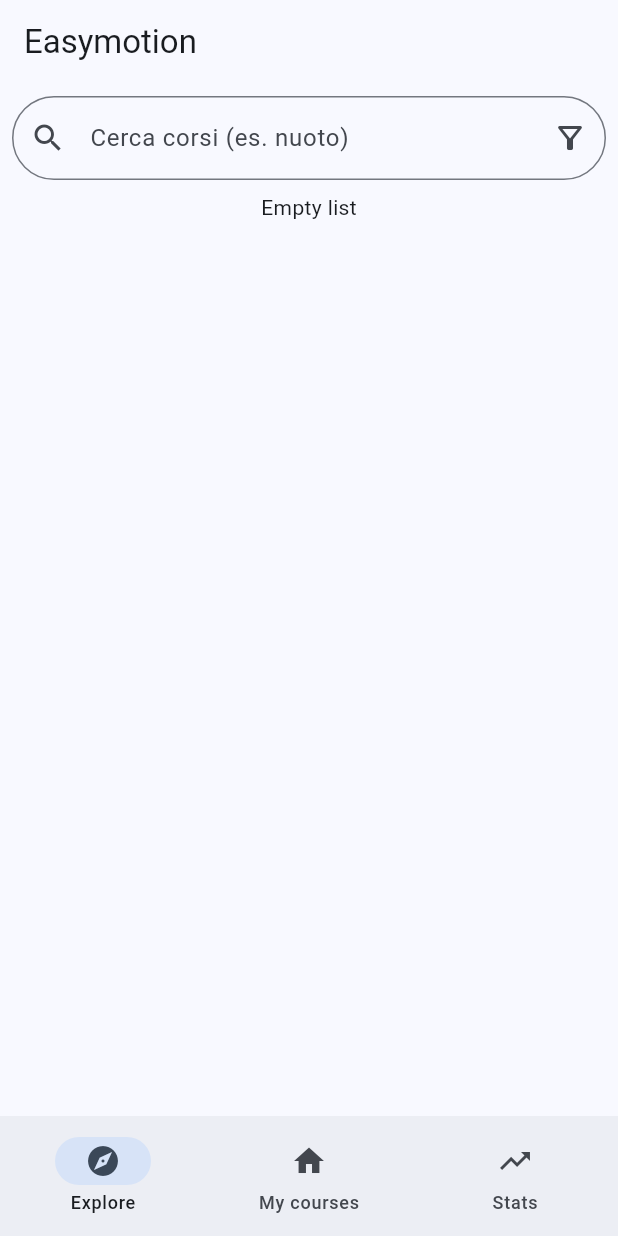
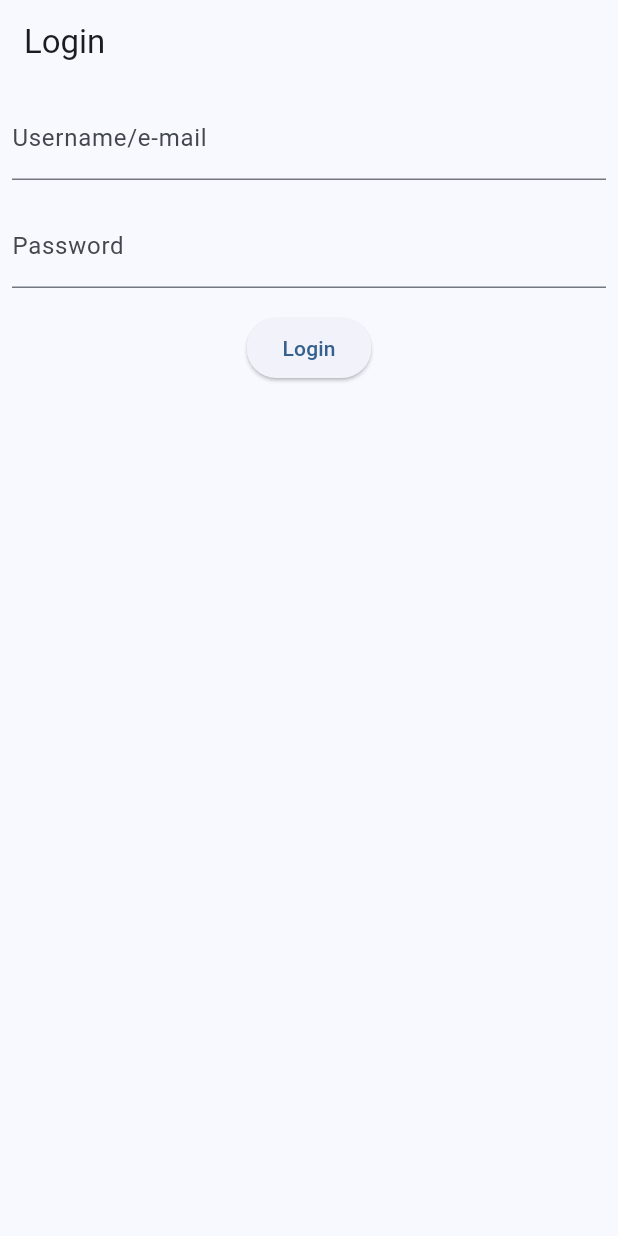
Before and after one commit to IngSW24/easymotion-app, a Flutter app: the screen it shows after launch, on a phone screen of 412 x 824 dp. Run offline on Flutter 3.47's test engine with Material 3 defaults, Android fonts, the phone set to English and light mode, and no system bars; our stand-ins replace flutter_hooks, go_router; missing offline and left inert: fquery.

Commit message:
Initial login page implementation

```diff
--- a/lib/main.dart
+++ b/lib/main.dart
@@ -1,6 +1,7 @@
 import 'package:easymotion_app/data/providers/api.provider.dart';
 import 'package:easymotion_app/ui/components/nav_bar/bottom_nav_bar.dart';
 import 'package:easymotion_app/ui/pages/course_details_page.dart';
+import 'package:easymotion_app/ui/pages/login_page.dart';
 import 'package:easymotion_app/ui/pages/my_courses_page.dart';
 import 'package:easymotion_app/ui/pages/explore_page.dart';
 import 'package:easymotion_app/ui/pages/stats_page.dart';
@@ -16,7 +17,12 @@ void main() {
       child: Provider(create: (_) => ApiProvider(), child: const MyApp())));
 }
 
-final GoRouter _router = GoRouter(routes: [
+final GoRouter _router = GoRouter(initialLocation: "/login", routes: [
+  GoRoute(
+      path: '/login',
+      builder: (BuildContext context, GoRouterState state) {
+        return LoginPage();
+      }),
   StatefulShellRoute.indexedStack(
       builder: (BuildContext ctx, GoRouterState state,
           StatefulNavigationShell navigationShell) {
@@ -25,7 +31,7 @@ final GoRouter _router = GoRouter(routes: [
       branches: [
         StatefulShellBranch(routes: [
           GoRoute(
-              path: '/',
+              path: '/explore',
               builder: (BuildContext context, GoRouterState state) {
                 return ExplorePage();
               },
--- a/lib/ui/components/courses/course_list_view.dart
+++ b/lib/ui/components/courses/course_list_view.dart
@@ -13,7 +13,7 @@ class CourseListView extends HookWidget {
   final CourseFilterType courseFilterType;
 
   void onCourseClick(CourseEntity courseEntity, BuildContext context) {
-    context.go("/details");
+    context.go("/explore/details");
   }
 
   bool includeCourse(CourseEntity course) {
--- /dev/null
+++ b/lib/ui/pages/login_page.dart
@@ -0,0 +1,60 @@
+import 'package:flutter/material.dart';
+import 'package:go_router/go_router.dart';
+
+class LoginPage extends StatefulWidget {
+  const LoginPage({super.key});
+
+  @override
+  State<LoginPage> createState() => _LoginPageState();
+}
+
+class _LoginPageState extends State<LoginPage> {
+  String _username = "", _password = "";
+
+  void onSave() {
+    print("$_username,,$_password");
+    context.go("/explore");
+  }
+
+  @override
+  Widget build(BuildContext context) {
+    return Scaffold(
+        appBar: AppBar(
+          title: Text('Login'),
+        ),
+        body: Form(
+          child: Column(
+            children: [
+              Padding(
+                padding: EdgeInsets.all(8),
+                child: TextFormField(
+                  decoration: InputDecoration(label: Text("Username/e-mail")),
+                  onChanged: (String value) {
+                    setState(() {
+                      _username = value;
+                    });
+                  },
+                ),
+              ),
+              Padding(
+                padding: EdgeInsets.all(8),
+                child: TextFormField(
+                  decoration: InputDecoration(
+                    label: Text("Password"),
+                  ),
+                  onChanged: (String value) {
+                    setState(() {
+                      _password = value;
+                    });
+                  },
+                ),
+              ),
+              Padding(
+                  padding: EdgeInsets.all(8),
+                  child:
+                      ElevatedButton(onPressed: onSave, child: Text("Login")))
+            ],
+          ),
+        ));
+  }
+}
--- a/lib/ui/pages/my_courses_page.dart
+++ b/lib/ui/pages/my_courses_page.dart
@@ -1,22 +1,25 @@
-
-
 import 'package:flutter/cupertino.dart';
 import 'package:flutter/material.dart';
 import 'package:flutter/semantics.dart';
 
-const List<String> typeCourse = <String>['ACQUAGYM', 'CROSSFIT', 'PILATES', 'ZUMBA_FITNESS', 'POSTURAL_TRAINING', 'BODYWEIGHT_WORKOUT'];
+const List<String> typeCourse = <String>[
+  'ACQUAGYM',
+  'CROSSFIT',
+  'PILATES',
+  'ZUMBA_FITNESS',
+  'POSTURAL_TRAINING',
+  'BODYWEIGHT_WORKOUT'
+];
 const List<String> activeCourse = <String>['Attivo', 'Non attivo'];
 
 const List<String> exampleCourses = <String>['Corso 1', 'Corso 2'];
 
 class MyCoursesPage extends StatefulWidget {
-
   @override
   State<MyCoursesPage> createState() => _MyScaffoldState();
 }
 
 class _MyScaffoldState extends State<MyCoursesPage> {
-
   String dropDownTypeCourseValue = typeCourse.first;
   String dropDownActiveValue = activeCourse.first;
 
@@ -25,10 +28,10 @@ class _MyScaffoldState extends State<MyCoursesPage> {
   DateTime? dateFilterStart;
   DateTime? dateFilterEnd;
 
-  final controllerAdvancedSearch = TextEditingController(); //controller for searchbar in "Ricerca avanzata"
+  final controllerAdvancedSearch =
+      TextEditingController(); //controller for searchbar in "Ricerca avanzata"
 
-
-  Future<void> _selectStartDate() async{
+  Future<void> _selectStartDate() async {
     final DateTime? pickedDate = await showDatePicker(
       context: context,
       initialDate: DateTime.now(),
@@ -37,21 +40,17 @@ class _MyScaffoldState extends State<MyCoursesPage> {
     );
 
     setState(() {
-
-      if(dateFilterEnd != null){
-
-        if(dateFilterEnd!.isAfter(pickedDate!)){
+      if (dateFilterEnd != null) {
+        if (dateFilterEnd!.isAfter(pickedDate!)) {
           dateFilterStart = pickedDate;
         }
-
-      }else{
+      } else {
         dateFilterStart = pickedDate;
       }
-
     });
   }
 
-  Future<void> _selectEndDate() async{
+  Future<void> _selectEndDate() async {
     final DateTime? pickedDate = await showDatePicker(
       context: context,
       initialDate: DateTime.now(),
@@ -60,25 +59,19 @@ class _MyScaffoldState extends State<MyCoursesPage> {
     );
 
     setState(() {
-
-      if(dateFilterStart != null){
-
-        if(dateFilterStart!.isBefore(pickedDate!)){
+      if (dateFilterStart != null) {
+        if (dateFilterStart!.isBefore(pickedDate!)) {
           dateFilterEnd = pickedDate;
         }
-
-      }else{
+      } else {
         dateFilterEnd = pickedDate;
       }
-
     });
   }
 
   @override
   Widget build(BuildContext context) {
-
     double width50 = MediaQuery.of(context).size.width * 0.50;
-
 
     return Scaffold(
       appBar: AppBar(
@@ -88,31 +81,25 @@ class _MyScaffoldState extends State<MyCoursesPage> {
 
       //ListView = otteniamo una LISTA SCROLLABILE (cioè che basta trascinarla verso l'alto e il basso (con il dito) per scorrere gli elementi)
       body: ListView(
-
         //I vari componenti della LISTA "ListView" si chiamano "ListTile"
         children: [
-
           SearchAnchor(
-              builder: (BuildContext context, SearchController controller){
+              builder: (BuildContext context, SearchController controller) {
             return SearchBar(
               controller: controller,
-
-                  onTap: (){
+              onTap: () {
                 controller.openView();
               },
-
               trailing: [
                 IconButton(
-                        onPressed:() {},
+                  onPressed: () {},
                   icon: const Icon(Icons.search),
-
                 )
               ],
             );
-              },
-
-              suggestionsBuilder: (BuildContext context, SearchController controller){
-                return List<ListTile>.generate(5, (int index){
+          }, suggestionsBuilder:
+                  (BuildContext context, SearchController controller) {
+            return List<ListTile>.generate(5, (int index) {
               final String corso = 'corso $index';
               return ListTile(
                 title: Text(corso),
@@ -123,146 +110,106 @@ class _MyScaffoldState extends State<MyCoursesPage> {
                 },
               );
             });
-              }
-
-          ),
-
+          }),
           ElevatedButton(
               child: const Text('Ricerca avanzata'),
               onPressed: () {
                 setState(() {
                   showAdvancedSearch = !showAdvancedSearch;
                 });
-              }
-
-          ),
-
-
-          Offstage(   //Ho usato "Offstage" invece di "Visibility", perchè la seconda lascia lo SPAZIO BIANCO (rende invisibile l'oggetto, ma continua ad occupare spazio), mentre la prima NO (Sparisce senza occupare spazio bianco)
+              }),
+          Offstage(
+            //Ho usato "Offstage" invece di "Visibility", perchè la seconda lascia lo SPAZIO BIANCO (rende invisibile l'oggetto, ma continua ad occupare spazio), mentre la prima NO (Sparisce senza occupare spazio bianco)
             offstage: showAdvancedSearch,
-            child:
-                  Column(
-
+            child: Column(
               children: [
-
+                Row(children: [
+                  Text("Nome corso: "),
+                ]),
                 Row(
                   children: [
-                          Text("Nome corso: "),
-
-
-                        ]
-                      ),
-
-                      Row(
-                        children: [
-
                     Text("Tipo di corso: "),
-
                     Card(
                       child: DropdownButton(
                         value: dropDownTypeCourseValue,
                         icon: const Icon(Icons.arrow_downward),
-
-                              onChanged: (String? value){
+                        onChanged: (String? value) {
                           setState(() {
                             dropDownTypeCourseValue = value!;
                           });
                         },
-                              items:
-                                typeCourse.map<DropdownMenuItem<String>>((String value){
-                                  return DropdownMenuItem<String>(value: value, child: Text(value));
+                        items: typeCourse
+                            .map<DropdownMenuItem<String>>((String value) {
+                          return DropdownMenuItem<String>(
+                              value: value, child: Text(value));
                         }).toList(),
-
                       ),
                     ),
-
-
                   ],
                 ),
-
                 Row(
                   children: [
-
                     Text("Stato del corso: "),
-
                     Card(
-
                       child: DropdownButton(
                         value: dropDownActiveValue,
                         icon: const Icon(Icons.arrow_downward),
-
-                                    onChanged: (String? value){
+                        onChanged: (String? value) {
                           setState(() {
                             dropDownActiveValue = value!;
                           });
                         },
-                                    items:
-                                    activeCourse.map<DropdownMenuItem<String>>((String value){
-                                      return DropdownMenuItem<String>(value: value, child: Text(value));
+                        items: activeCourse
+                            .map<DropdownMenuItem<String>>((String value) {
+                          return DropdownMenuItem<String>(
+                              value: value, child: Text(value));
                         }).toList(),
-
                       ),
                     ),
-
-
                   ],
                 ),
-
                 Row(
                   children: [
                     Text("Da: "),
-                          OutlinedButton( onPressed: _selectStartDate,
-                                          child: (dateFilterStart == null) ? Text("Seleziona la data") :
-                                           Text("${dateFilterStart!.day}/${dateFilterStart!.month}/${dateFilterStart!.year}")
-                          )
+                    OutlinedButton(
+                        onPressed: _selectStartDate,
+                        child: (dateFilterStart == null)
+                            ? Text("Seleziona la data")
+                            : Text(
+                                "${dateFilterStart!.day}/${dateFilterStart!.month}/${dateFilterStart!.year}"))
                   ],
                 ),
-
                 Row(
                   children: [
                     Text("al: "),
-                          OutlinedButton( onPressed: _selectEndDate,
-                              child: (dateFilterEnd == null ) ? Text("Seleziona la data") :
-                               Text("${dateFilterEnd!.day}/${dateFilterEnd!.month}/${dateFilterEnd!.year}" )
-                          )
+                    OutlinedButton(
+                        onPressed: _selectEndDate,
+                        child: (dateFilterEnd == null)
+                            ? Text("Seleziona la data")
+                            : Text(
+                                "${dateFilterEnd!.day}/${dateFilterEnd!.month}/${dateFilterEnd!.year}"))
                   ],
                 ),
-
-
                 ElevatedButton(
-                          child: const Text('Applica filtro'),
-                          onPressed: () {
-                          }
-
-                      ),
-
-
-
+                    child: const Text('Applica filtro'), onPressed: () {}),
               ],
             ),
-
-
           ),
-
           Divider(),
-
           Column(
-            children: (exampleCourses.isEmpty==true) ? [ Text('Nessun corso iscritto') ] : exampleCourses.map((i) => ListTile(
+              children: (exampleCourses.isEmpty == true)
+                  ? [Text('Nessun corso iscritto')]
+                  : exampleCourses
+                      .map((i) => ListTile(
                             title: Text(i.toString()),
                             subtitle: Text('Attivo'),
                             trailing: ElevatedButton(
                                 onPressed: () {},
                                 child: const Text('Dettagli')),
-                                                                                                      )).toList()
+                          ))
+                      .toList()),
+        ],
       ),
-
-
-
-        ],
-
-      ),
-
     );
   }
-
 }
```
Lines whose indentation alone changed are shown as unchanged.
